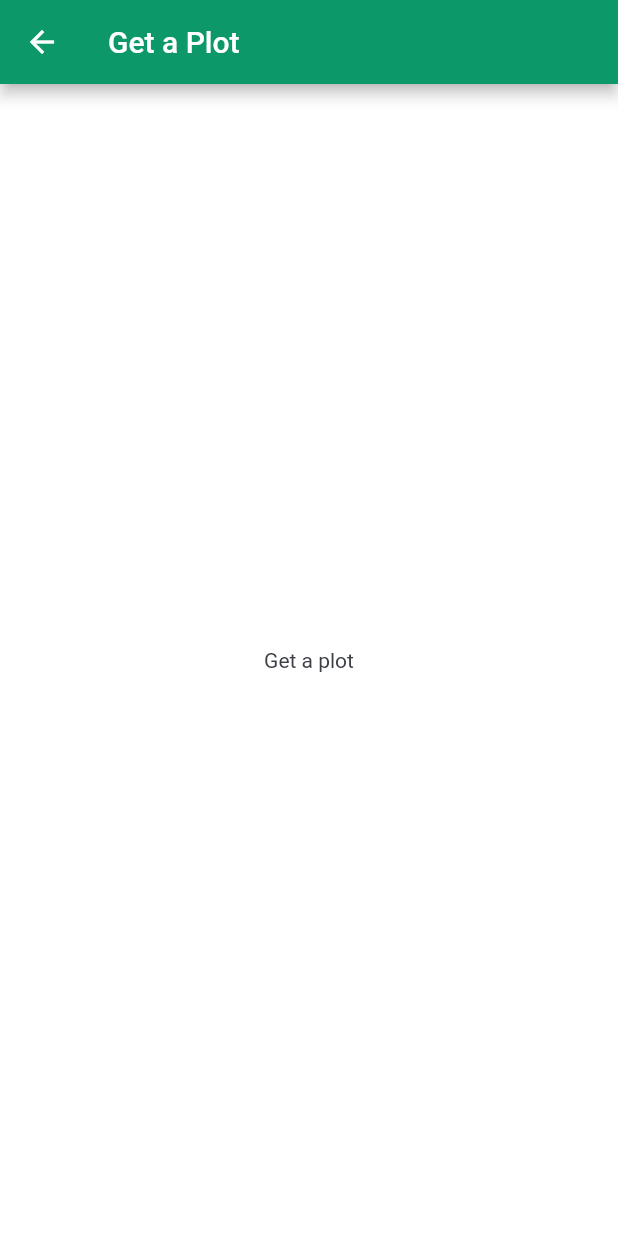
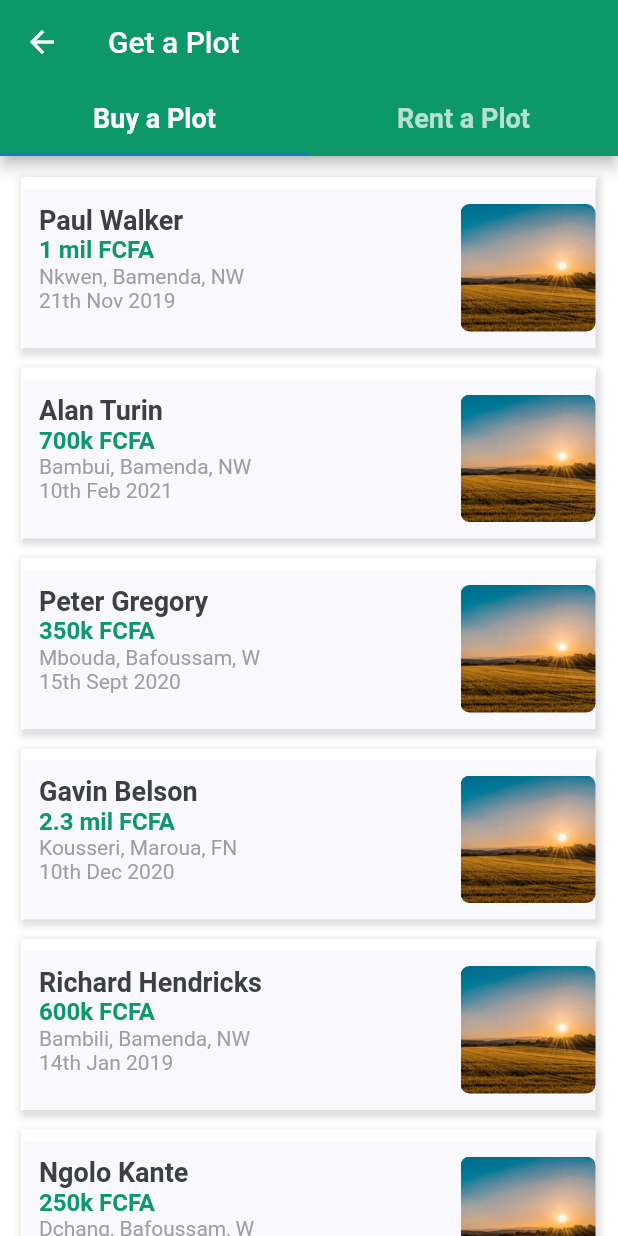
Before and after one commit to alainjr10/farmguard, a Flutter app: the GetPlot screen opened by its route, on a phone screen of 412 x 824 dp. Run offline on Flutter 3.47's test engine with Material 2 defaults, Android fonts, the phone set to English and light mode, and no system bars.

Commit message:
Added "get_plot" ui

```diff
--- a/plant_app_flutter/lib/constants.dart
+++ b/plant_app_flutter/lib/constants.dart
@@ -5,10 +5,13 @@ const kTextColor = Color(0xFF3C4046);
 const kBackgroundColor2 = Color(0xFFF9F8FD);
 const kBackgroundColor = Color(0xFFFFFFFF);
 const kTitleTextStyle = TextStyle(fontSize: 22.0, fontWeight: FontWeight.w700);
-const kButtonTextStyle = TextStyle(fontSize: 16.0, fontWeight: FontWeight.w700);
+const kButtonTextStyle = TextStyle(fontSize: 18.0, fontWeight: FontWeight.w700);
 const kPestsButtonTextStyle = TextStyle(
     fontSize: 22.0, fontWeight: FontWeight.w700, color: kBackgroundColor2);
 const kMiniHeaderTextStyle =
     TextStyle(fontSize: 16.0, fontWeight: FontWeight.w700);
+const kPlotPriceTextStyle = TextStyle(
+    fontSize: 16.0, fontWeight: FontWeight.w700, color: kPrimaryColor);
+const kLocationTextStyle = TextStyle(fontSize: 14.0, color: Colors.grey);
 
 const double kDefaultPadding = 20.0;
--- a/plant_app_flutter/lib/screens/get_plot/get_plot.dart
+++ b/plant_app_flutter/lib/screens/get_plot/get_plot.dart
@@ -1,4 +1,5 @@
 import 'package:flutter/material.dart';
+import 'package:plant_app_flutter/constants.dart';
 
 class GetPlot extends StatelessWidget {
   const GetPlot({
@@ -7,15 +8,160 @@ class GetPlot extends StatelessWidget {
 
   @override
   Widget build(BuildContext context) {
-    return Scaffold(
-      appBar: AppBar(
-        title: Text('Get a Plot'),
-      ),
-      body: Container(
-        child: Center(
-          child: Text('Get a plot'),
+    final List<String> entries = <String>['A', 'B', 'C'];
+    final List<String> names = <String>[
+      'Paul Walker',
+      'Alan Turin',
+      'Peter Gregory',
+      'Gavin Belson',
+      'Richard Hendricks',
+      'Ngolo Kante'
+    ];
+    final List<String> price = <String>[
+      '1 mil',
+      '700k',
+      '350k',
+      '2.3 mil',
+      '600k',
+      '250k'
+    ];
+    final List<String> location = [
+      'Nkwen, Bamenda, NW',
+      'Bambui, Bamenda, NW',
+      'Mbouda, Bafoussam, W',
+      'Kousseri, Maroua, FN',
+      'Bambili, Bamenda, NW',
+      'Dchang, Bafoussam, W',
+    ];
+    final List<String> date = [
+      '21th Nov 2019',
+      '10th Feb 2021',
+      '15th Sept 2020',
+      '10th Dec 2020',
+      '14th Jan 2019',
+      '04th Nov 2018',
+    ];
+    final List<int> colorCodes = <int>[600, 500, 100, 600, 500, 100];
+    return DefaultTabController(
+      length: 2,
+      child: Scaffold(
+        appBar: AppBar(
+          title: Text('Get a Plot'),
+          bottom: TabBar(
+            indicatorColor: Colors.blue[700],
+            tabs: [
+              Tab(
+                child: Text(
+                  "Buy a Plot",
+                  style: kButtonTextStyle,
+                ),
+              ),
+              Tab(
+                child: Text(
+                  "Rent a Plot",
+                  style: kButtonTextStyle,
+                ),
+              ),
+            ],
+          ),
+        ),
+        body: TabBarView(
+          children: [
+            ListView.builder(
+              padding: const EdgeInsets.all(8),
+              itemCount: names.length,
+              itemBuilder: (BuildContext context, int index) {
+                return GestureDetector(
+                  onTap: () {},
+                  child: Container(
+                    margin: EdgeInsets.symmetric(
+                      vertical: 6.0,
+                      horizontal: 6.0,
+                    ),
+                    decoration: BoxDecoration(
+                        border: Border(
+                          top: BorderSide(width: 8.0, color: Colors.white),
+                          bottom: BorderSide(
+                              width: 1.0, color: Colors.grey.shade300),
+                          left: BorderSide(width: 2.0, color: Colors.white),
+                          right: BorderSide(
+                              width: 1.0, color: Colors.grey.shade300),
+                        ),
+                        //borderRadius: BorderRadius.all(Radius.circular(15)),
+                        color: kBackgroundColor2,
+                        boxShadow: [
+                          BoxShadow(
+                            blurRadius: 3.0,
+                            offset: Offset(1.0, 2.0),
+                            color: Colors.grey.shade300,
+                            spreadRadius: 2.0,
+                          )
+                        ]),
+                    height: 115,
+                    child: Row(
+                      //verticalDirection: VerticalDirection.down,
+                      mainAxisAlignment: MainAxisAlignment.spaceBetween,
+                      crossAxisAlignment: CrossAxisAlignment.start,
+                      children: [
+                        Flexible(
+                          child: Container(
+                            padding: EdgeInsets.all(10.0),
+                            child: Column(
+                              crossAxisAlignment: CrossAxisAlignment.baseline,
+                              textBaseline: TextBaseline.ideographic,
+                              children: [
+                                Text(
+                                  '${names[index]}',
+                                  style: kButtonTextStyle,
+                                ),
+                                Text(
+                                  '${price[index]} FCFA',
+                                  style: kPlotPriceTextStyle,
+                                ),
+                                Text(
+                                  '${location[index]}',
+                                  style: kLocationTextStyle,
+                                ),
+                                Text(
+                                  '${date[index]}',
+                                  style: kLocationTextStyle,
+                                ),
+                              ],
+                            ),
+                          ),
+                        ),
+                        Container(
+                          padding: EdgeInsets.only(
+                              top: 10, left: 5, right: 0, bottom: 0),
+                          //width: 90,
+                          child: ClipRRect(
+                            borderRadius: BorderRadius.circular(6),
+                            child: Image.asset(
+                              'assets/images/buyplot.jpg',
+                              width: 90.0,
+                              height: 85.0,
+                              fit: BoxFit.cover,
+                            ),
+                          ),
+                          // child: FittedBox(
+                          //   alignment: Alignment.centerLeft,
+                          //   fit: BoxFit.contain,
+                          //   child: Image.asset('assets/images/newsimg.jpg'),
+                          // ),
+                        ),
+                      ],
+                    ),
+                  ),
+                );
+              },
+            ),
+            Icon(Icons.directions_bike),
+          ],
         ),
       ),
     );
   }
 }
+
+// color: Colors.amber[colorCodes[index]],
+// child: Center(child: Text('Entry ${entries[index]}')),
```
Also changed, not shown: plant_app_flutter/assets/images/buyplot.jpg (added).
